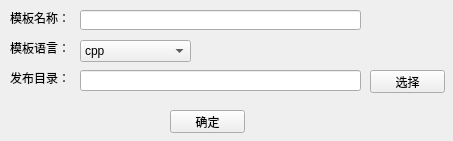
Qt form designer/ui/add_tmpl.ui (aywfelix/ProtoExcelTool) before a commit.
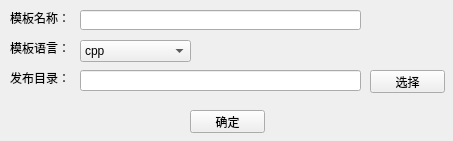
The same form after that commit.

Diff of the .ui file:
```diff
--- a/designer/ui/add_tmpl.ui
+++ b/designer/ui/add_tmpl.ui
@@ -55,7 +55,7 @@
   <widget class="QPushButton" name="bTnOk">
    <property name="geometry">
     <rect>
-     <x>170</x>
+     <x>190</x>
      <y>110</y>
      <width>75</width>
      <height>23</height>
```
